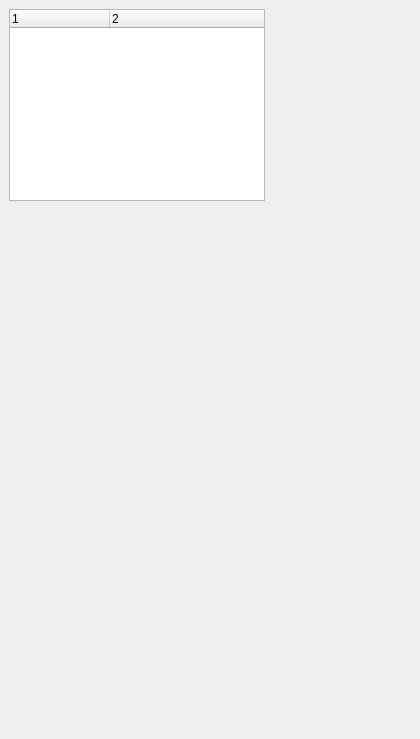
Above: Qt/Resources/UI/layerDialog.ui from wsterncity/myRepo before the change. Below: the same form after it.
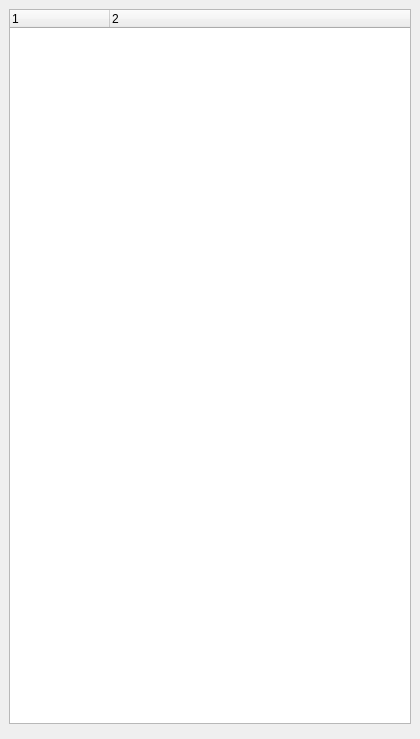
That is the form after the change. Custom widgets are drawn as their Qt base class.

```diff
--- a/Qt/Resources/UI/layerDialog.ui
+++ b/Qt/Resources/UI/layerDialog.ui
@@ -14,15 +14,9 @@
    <string>Layer Dialog</string>
   </property>
   <widget class="QWidget" name="dockWidgetContents">
+   <layout class="QVBoxLayout" name="verticalLayout">
+    <item>
    <widget class="igQtModelTreeWidget" name="modelTreeWidget">
-    <property name="geometry">
-     <rect>
-      <x>9</x>
-      <y>9</y>
-      <width>256</width>
-      <height>192</height>
-     </rect>
-    </property>
     <property name="minimumSize">
      <size>
       <width>0</width>
@@ -40,16 +34,11 @@
      </property>
     </column>
    </widget>
-   <widget class="QtTreePropertyBrowser" name="propertyTreeWidget" native="true">
-    <property name="geometry">
-     <rect>
-      <x>9</x>
-      <y>320</y>
-      <width>402</width>
-      <height>391</height>
-     </rect>
-    </property>
-   </widget>
+    </item>
+    <item>
+     <widget class="QtTreePropertyBrowser" name="propertyTreeWidget" native="true"/>
+    </item>
+   </layout>
   </widget>
  </widget>
  <customwidgets>
```
Lines whose indentation alone changed are shown as unchanged.
